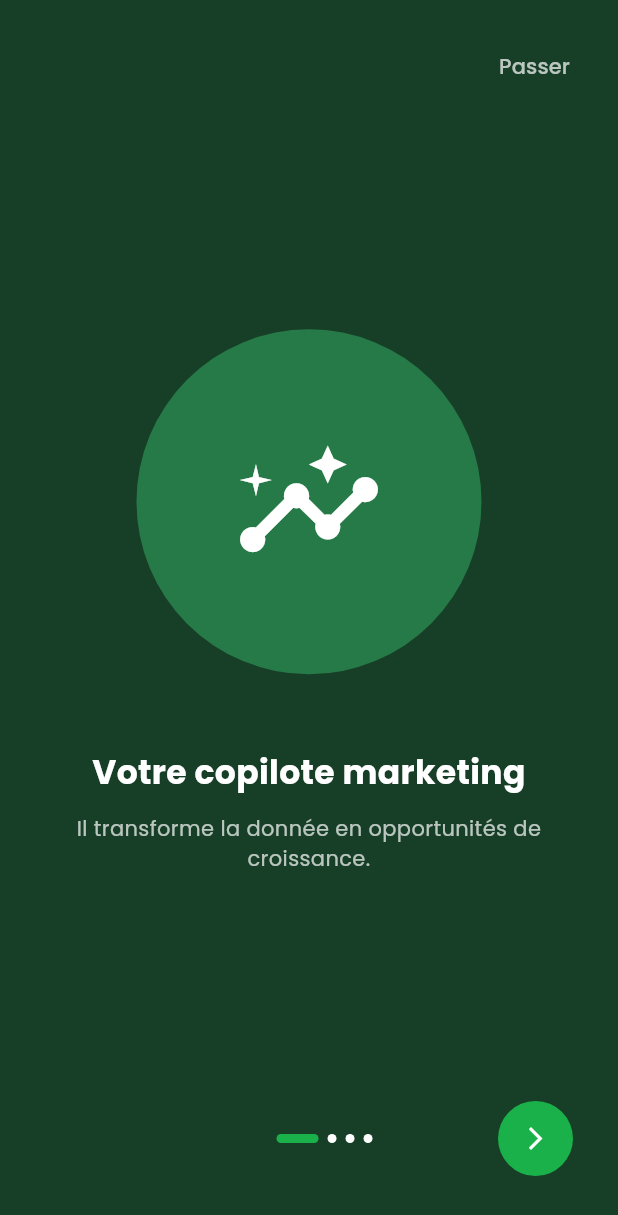
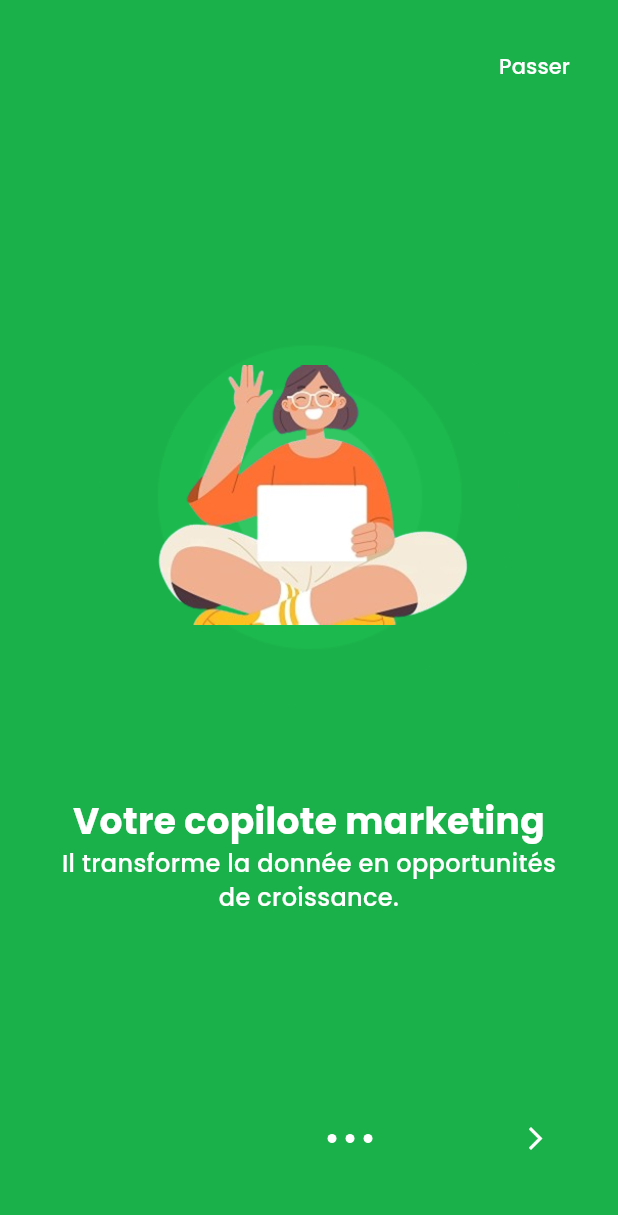
Before and after one commit to Liyanza/Liyanza-mobile, a Flutter app: the OnboardingScreen screen opened directly, on a phone screen of 412 x 824 dp. Shown: the top 1215 px of the screen. Run offline on Flutter 3.47's test engine with Material 3 defaults, Android fonts, the phone set to English and light mode, and no system bars.

Commit message:
ajout onboarding

```diff
--- a/lib/features/onboarding/presentation/onboarding.dart
+++ b/lib/features/onboarding/presentation/onboarding.dart
@@ -1,4 +1,6 @@
 import 'package:flutter/material.dart';
+
+import '../../authentification/login_screen.dart';
 
 class OnboardingScreen extends StatefulWidget {
   const OnboardingScreen({super.key});
@@ -16,18 +18,22 @@ class _OnboardingScreenState extends State<OnboardingScreen> {
     {
       'title': 'Votre copilote marketing',
       'description': 'Il transforme la donnée en opportunités de croissance.',
+      'image': 'assets/images/illus 1.png',
     },
     {
       'title': 'Comprenez votre marché',
       'description': 'Il analyse les tendances, votre audience et vos performances en temps réel pour prendre des décisions éclairées.',
+      'image': 'assets/images/illus 2.png',
     },
     {
       'title': 'Simulez. Optimisez',
       'description': 'Il analyse et teste différents scénarios pour optimiser vos budgets et investissez là où l’impact sera le plus fort.',
+      'image': 'assets/images/illus 3.png',
     },
     {
       'title': 'Passez à l’action partout',
       'description': 'Gérez vos missions sur le terrain, suivez et remontez des données clés où que vous soyez.',
+      'image': 'assets/images/illus 4.png',
     },
   ];
 
@@ -58,7 +64,7 @@ class _OnboardingScreenState extends State<OnboardingScreen> {
   @override
   Widget build(BuildContext context) {
     return Scaffold(
-      backgroundColor: const Color(0xFF173F27),
+      backgroundColor: const Color(0xFF1BB14A),
 
       body: SafeArea(
         child: Column(
@@ -78,7 +84,7 @@ class _OnboardingScreenState extends State<OnboardingScreen> {
                   },
                   child: const Text(
                     'Passer',
-                    style: TextStyle(color: Colors.white70),
+                    style: TextStyle(color: Color(0xFFFFFFFF)),
                   ),
                 ),
               ),
@@ -105,22 +111,30 @@ class _OnboardingScreenState extends State<OnboardingScreen> {
 
                       children: [
                         // Illustration temporaire
-                        Container(
-                          width: 230,
-                          height: 230,
+                        SizedBox(
+                          width: 300,
+                          height: 300,
+                          child: Stack(
+                            alignment: Alignment.center,
+                            children: [
+                              // Image PNG des cercles en arrière-plan
+                              Image.asset(
+                                'assets/images/cercles.png',
+                                width: 280,
+                                height: 280,
+                                fit: BoxFit.contain,
+                              ),
 
-                          decoration: BoxDecoration(
-                            color: const Color(0xFF267A47),
-                            shape: BoxShape.circle,
-                          ),
-
-                          child: const Icon(
-                            Icons.insights,
-                            size: 100,
-                            color: Colors.white,
+                              // Illustration au-dessus
+                              Image.asset(
+                                onboardingData[index]['image']!,
+                                width: 250,
+                                height: 250,
+                                fit: BoxFit.contain,
+                              ),
+                            ],
                           ),
                         ),
-
                         const SizedBox(height: 50),
 
                         // Titre
@@ -130,24 +144,21 @@ class _OnboardingScreenState extends State<OnboardingScreen> {
 
                           style: const TextStyle(
                             color: Colors.white,
-                            fontSize: 22,
+                            fontSize: 24,
                             fontWeight: FontWeight.bold,
                           ),
                         ),
-
-                        const SizedBox(height: 12),
-
-                        // Description
                         Text(
                           onboardingData[index]['description']!,
                           textAlign: TextAlign.center,
 
                           style: const TextStyle(
-                            color: Colors.white70,
-                            fontSize: 14,
-                            height: 1.4,
+                            color: Colors.white,
+                            fontSize: 16,
+                            fontWeight: FontWeight.w500,
                           ),
                         ),
+                        const SizedBox(height: 12),
                       ],
                     ),
                   );
@@ -206,7 +217,12 @@ class _OnboardingScreenState extends State<OnboardingScreen> {
                   _currentPage == onboardingData.length - 1
                       ? ElevatedButton(
                           onPressed: () {
-                            // Aller vers Login plus tard
+                            Navigator.push(
+                              context,
+                              MaterialPageRoute(
+                                builder: (context) => const LoginScreen(),
+                              ),
+                            );
                           },
 
                           style: ElevatedButton.styleFrom(
```
